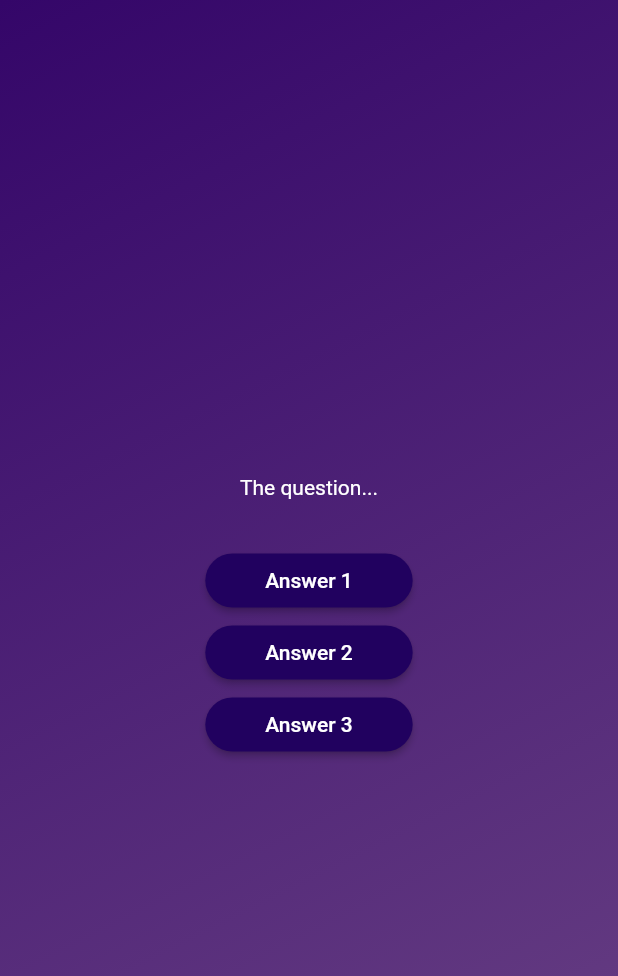
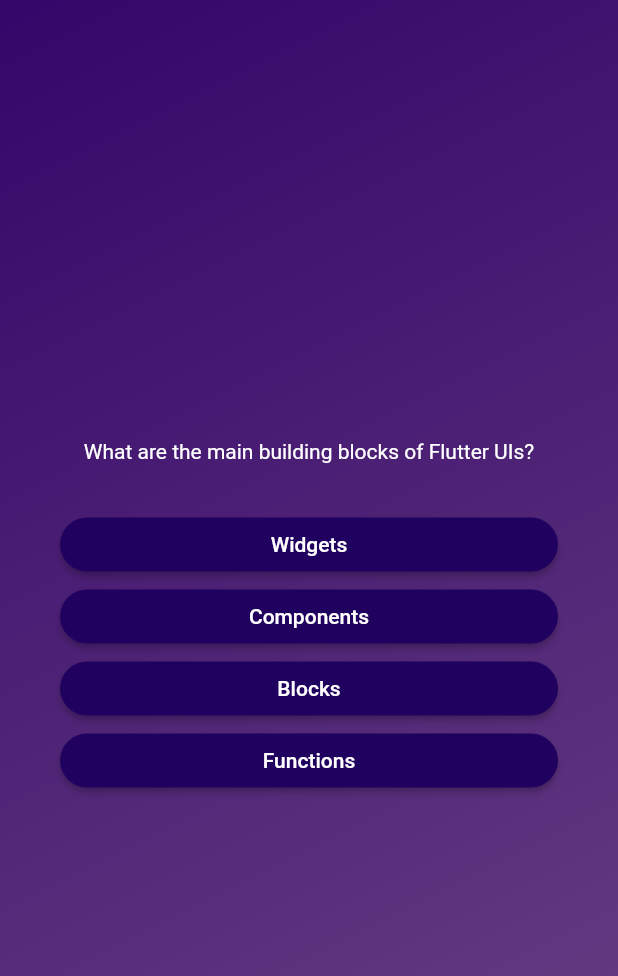
Before and after one commit to eunrain/flutter-adv, a Flutter app: the screen it shows after launch, after a tap on "Start Quiz", on a phone screen of 412 x 824 dp. Shown: the top 976 px of the screen. Run offline on Flutter 3.47's test engine with Material 2 defaults, Android fonts, the phone set to English and light mode, and no system bars.

Commit message:
feat : mapping lists & using the spread operator & alignment(padding,margin)

```diff
--- a/lib/questions_screen.dart
+++ b/lib/questions_screen.dart
@@ -1,5 +1,6 @@
 import 'package:flutter/material.dart';
 import 'package:sec_app/answer_button.dart';
+import 'package:sec_app/data/questions.dart';
 
 class QuestionsScreen extends StatefulWidget {
   const QuestionsScreen({super.key});
@@ -13,32 +14,31 @@
 class _QuestionsScreenState extends State<QuestionsScreen> {
   @override
   Widget build(context) {
-    // 중앙 위젯을 래퍼로 사용하고 축 크기를 설정하는 대안 - 중심축 정렬을 정할 수 있다는 장점이 있음
+    final currentQuestion = questions[0];
+
     return SizedBox(
       width: double.infinity,
+      child: Container(
+        margin: const EdgeInsets.all(40),
         child: Column(
           mainAxisAlignment: MainAxisAlignment.center,
+          crossAxisAlignment: CrossAxisAlignment.stretch,
           children: [
-          const Text('The question...',
-              style: TextStyle(
+            Text(
+              currentQuestion.text,
+              style: const TextStyle(
                 color: Colors.white,
-              )),
+              ),
+              textAlign: TextAlign.center,
+            ),
             const SizedBox(
               height: 30,
             ),
-          AnswerButton(
-            answerText: 'Answer 1',
-            onTap: () {},
+            ...currentQuestion.answer.map((answer) {
+              return AnswerButton(answerText: answer, onTap: () {});
+            }),
+          ],
         ),
-          AnswerButton(
-            answerText: 'Answer 2',
-            onTap: () {},
-          ),
-          AnswerButton(
-            answerText: 'Answer 3',
-            onTap: () {},
-          ),
-        ],
       ),
     );
   }
```
Lines whose indentation alone changed are shown as unchanged.
